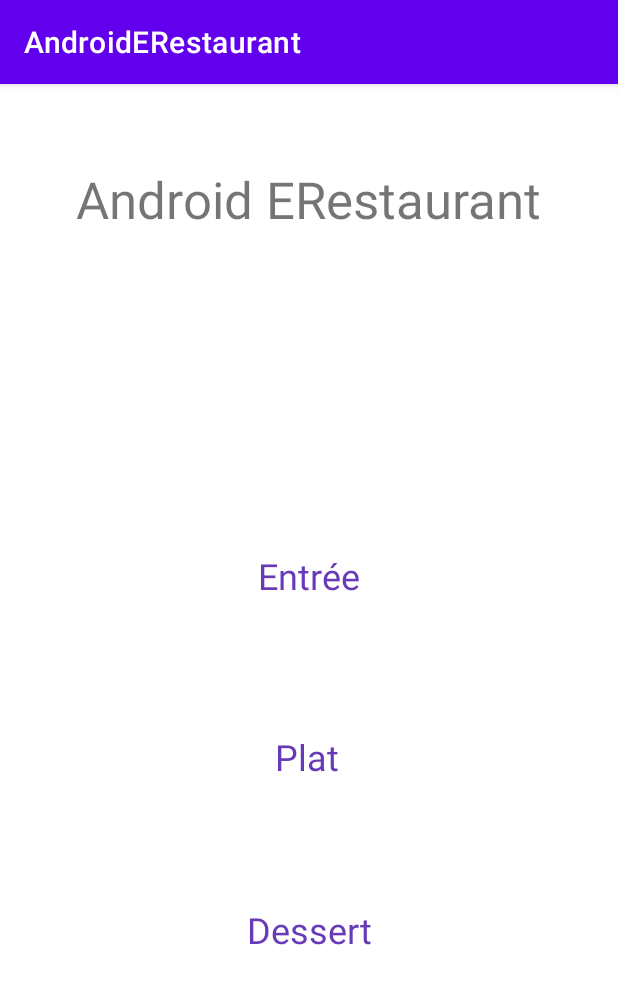
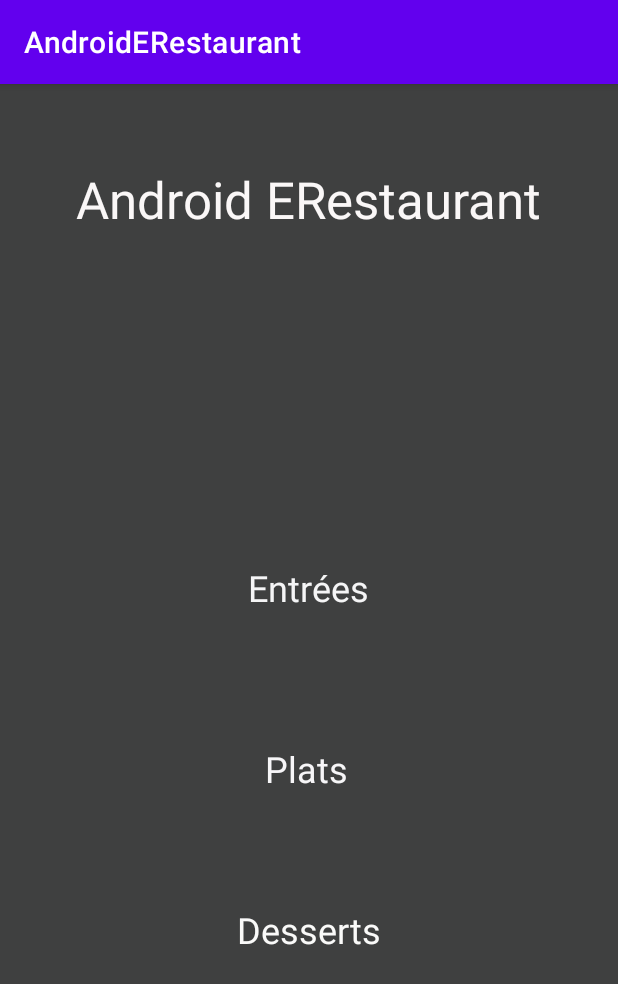
Before and after one commit to Wizow/AndroidERestaurant, an Android app: the screen it shows after launch (HomeActivity), on a phone screen of 412 x 824 dp. Shown: the top 984 px of the screen. Run offline under Robolectric (Android 15) with nearby library versions, the phone set to English and light mode, and no system bars.

```diff
--- a/app/src/main/java/fr/isen/paul/androiderestaurant/DishAdapter.kt
+++ b/app/src/main/java/fr/isen/paul/androiderestaurant/DishAdapter.kt
@@ -9,7 +9,7 @@ import com.squareup.picasso.Picasso
 
 class DishAdapter(private val dishes: List<DishModel>, val onDishClicked : (DishModel) -> Unit) : RecyclerView.Adapter<DishAdapter.DishViewHolder>(){
 
-    class DishViewHolder(val binding: CardViewDesignBinding): RecyclerView.ViewHolder(binding.root){
+    class DishViewHolder(private val binding: CardViewDesignBinding): RecyclerView.ViewHolder(binding.root){
         val dishPicture = binding.dishPicture
         val dishName = binding.dishName
         val dishPrice = binding.dishPrice
@@ -22,7 +22,7 @@ class DishAdapter(private val dishes: List<DishModel>, val onDishClicked : (Dish
 
     override fun onBindViewHolder(holder: DishViewHolder, position: Int) {
         val dish = dishes[position]
-        holder.dishName.text = dish.name
+        holder.dishName.text = dish.name_fr
 
         Picasso.get()
             .load(dishes[position].getFirstPicture())
--- a/app/src/main/java/fr/isen/paul/androiderestaurant/model/DishResult.kt
+++ b/app/src/main/java/fr/isen/paul/androiderestaurant/model/DishResult.kt
@@ -6,10 +6,10 @@ import java.io.Serializable
 
 data class DishResult(val data : List<Category>): Serializable
 
-data class Category (val name: String, val items: List<DishModel>): Serializable
+data class Category (val name_fr: String, val items: List<DishModel>): Serializable
 
 data class DishModel (
-    val name: String,
+    val name_fr: String,
     @SerializedName("images") val pictures: List<String>,
     val prices: List<Price>,
     val ingredients: List<Ingredient>
@@ -19,4 +19,4 @@ data class DishModel (
     fun getFormatedIngredients() = ingredients
 
     data class Price(val price: String): Serializable
-    data class Ingredient(val name: String): Serializable}
+    data class Ingredient(val name_fr: String): Serializable}
--- a/app/src/main/res/layout/activity_home.xml
+++ b/app/src/main/res/layout/activity_home.xml
@@ -4,6 +4,8 @@
     xmlns:tools="http://schemas.android.com/tools"
     android:layout_width="match_parent"
     android:layout_height="match_parent"
+    android:background="#F6F3F3"
+    android:backgroundTint="#3F4040"
     tools:context=".HomeActivity">
 
     <TextView
@@ -13,8 +15,10 @@
         android:layout_marginStart="164dp"
         android:layout_marginEnd="164dp"
         android:layout_marginBottom="188dp"
+        android:background="#555454"
+        android:backgroundTint="#3F4040"
         android:text="@string/home_dessert"
-        android:textColor="#673AB7"
+        android:textColor="#FAFAF9"
         android:textSize="24sp"
         app:layout_constraintBottom_toBottomOf="parent"
         app:layout_constraintEnd_toEndOf="parent"
@@ -22,13 +26,15 @@
 
     <TextView
         android:id="@+id/button_main_dishes"
-        android:layout_width="45dp"
-        android:layout_height="39dp"
+        android:layout_width="59dp"
+        android:layout_height="31dp"
         android:layout_marginStart="184dp"
         android:layout_marginEnd="185dp"
         android:layout_marginBottom="76dp"
+        android:background="#535252"
+        android:backgroundTint="#3F4040"
         android:text="@string/home_main_dishes"
-        android:textColor="#673AB7"
+        android:textColor="#F7F6F8"
         android:textSize="24sp"
         app:layout_constraintBottom_toTopOf="@+id/button_desserts"
         app:layout_constraintEnd_toEndOf="parent"
@@ -42,8 +48,10 @@
         android:layout_marginStart="171dp"
         android:layout_marginEnd="172dp"
         android:layout_marginBottom="88dp"
+        android:background="#4C4C4C"
+        android:backgroundTint="#3F4040"
         android:text="@string/home_starter"
-        android:textColor="#673AB7"
+        android:textColor="#F5F5F6"
         android:textSize="24sp"
         app:layout_constraintBottom_toTopOf="@+id/button_main_dishes"
         app:layout_constraintEnd_toEndOf="parent"
@@ -58,6 +66,7 @@
         android:layout_marginEnd="5dp"
         android:text="Android ERestaurant"
         android:textAlignment="center"
+        android:textColor="#FAF7F7"
         android:textSize="34sp"
         app:layout_constraintEnd_toEndOf="parent"
         app:layout_constraintStart_toStartOf="parent"
--- a/app/src/main/res/values/strings.xml
+++ b/app/src/main/res/values/strings.xml
@@ -1,7 +1,6 @@
 <resources>
     <string name="app_name">AndroidERestaurant</string>
-    <string name="home_starter">Entrée</string>
-    <string name="home_main_dishes">Plat</string>
-    <string name="home_dessert">Dessert</string>
-    <string name="dishes_main_dish_title">TitreRepas</string>
+    <string name="home_starter">Entrées</string>
+    <string name="home_main_dishes">Plats</string>
+    <string name="home_dessert">Desserts</string>
 </resources>
```
Also changed, not shown: app/src/main/AndroidManifest.xml (+8 -2 lines), app/src/main/java/fr/isen/paul/androiderestaurant/DetailActivity.kt (+53 -4 lines), app/src/main/java/fr/isen/paul/androiderestaurant/DishesActivity.kt (+3 -11 lines), app/src/main/res/layout/activity_detail2.xml (+82 -11 lines), app/src/main/res/layout/activity_dishes.xml (+33 -17 lines), app/src/main/res/layout/card_view_design.xml (+6 -5 lines).
